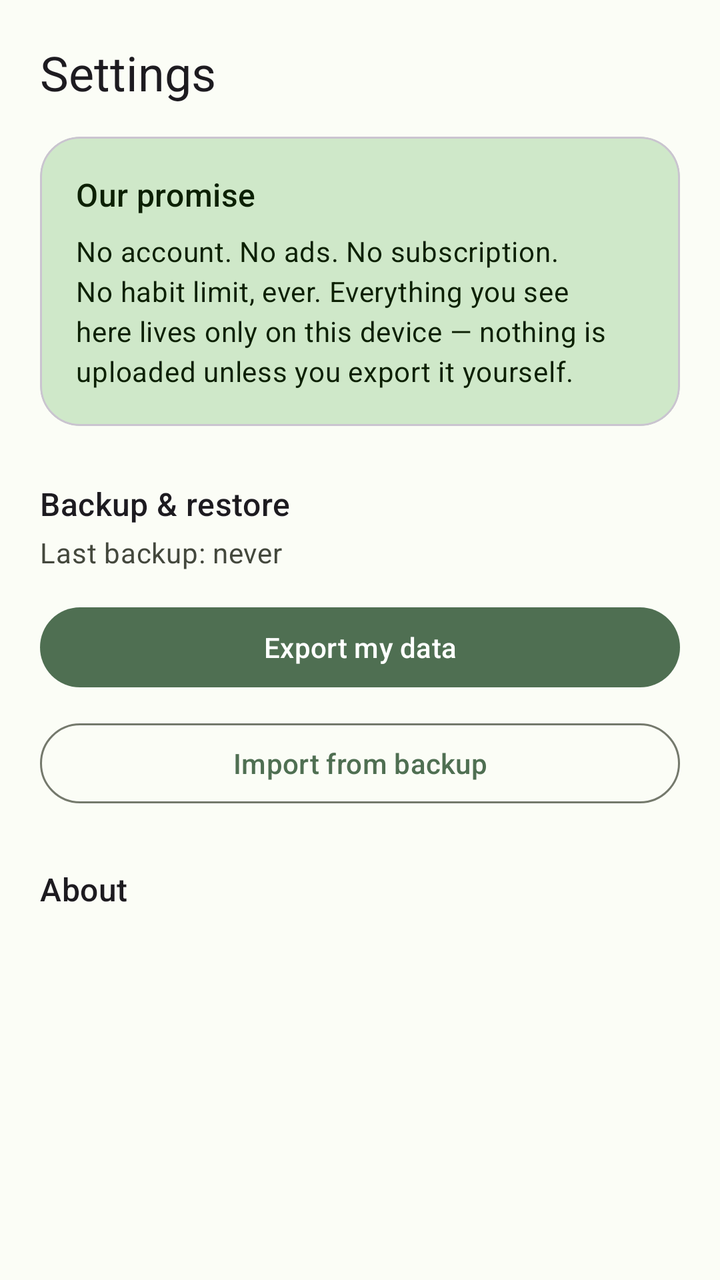
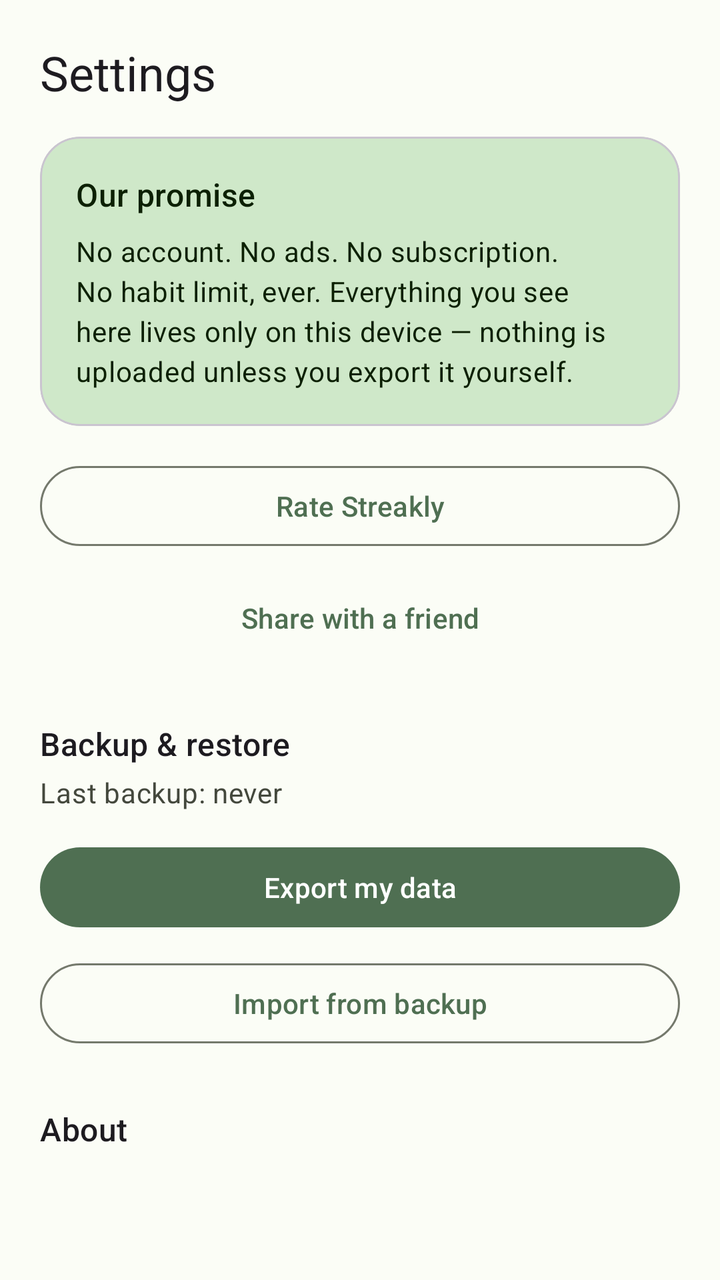

Compare the two renders of this Android layout. The source of the first and the diff that turns it into the second are given below.
<!-- AndroidManifest.xml: application theme Theme.Streakly -->
<!-- res/layout/fragment_settings.xml -->
<?xml version="1.0" encoding="utf-8"?>
<androidx.core.widget.NestedScrollView xmlns:android="http://schemas.android.com/apk/res/android"
    xmlns:app="http://schemas.android.com/apk/res-auto"
    android:layout_width="match_parent"
    android:layout_height="match_parent"
    android:background="?attr/colorSurface">

    <LinearLayout
        android:layout_width="match_parent"
        android:layout_height="wrap_content"
        android:orientation="vertical"
        android:padding="20dp">

        <TextView
            style="?attr/textAppearanceHeadlineSmall"
            android:layout_width="wrap_content"
            android:layout_height="wrap_content"
            android:text="@string/nav_settings" />

        <com.google.android.material.card.MaterialCardView
            android:layout_width="match_parent"
            android:layout_height="wrap_content"
            android:layout_marginTop="16dp"
            app:cardCornerRadius="20dp"
            app:cardElevation="0dp"
            app:cardBackgroundColor="?attr/colorPrimaryContainer">

            <LinearLayout
                android:layout_width="match_parent"
                android:layout_height="wrap_content"
                android:orientation="vertical"
                android:padding="18dp">

                <TextView
                    style="?attr/textAppearanceTitleMedium"
                    android:textColor="?attr/colorOnPrimaryContainer"
                    android:layout_width="wrap_content"
                    android:layout_height="wrap_content"
                    android:text="@string/settings_promise_title" />

                <TextView
                    style="?attr/textAppearanceBodyMedium"
                    android:textColor="?attr/colorOnPrimaryContainer"
                    android:layout_width="wrap_content"
                    android:layout_height="wrap_content"
                    android:layout_marginTop="8dp"
                    android:text="@string/settings_promise_body" />
            </LinearLayout>
        </com.google.android.material.card.MaterialCardView>

        <TextView
            style="?attr/textAppearanceTitleMedium"
            android:layout_width="wrap_content"
            android:layout_height="wrap_content"
            android:layout_marginTop="28dp"
            android:text="@string/settings_backup_title" />

        <TextView
            android:id="@+id/last_backup_text"
            style="?attr/textAppearanceBodyMedium"
            android:textColor="?attr/colorOnSurfaceVariant"
            android:layout_width="wrap_content"
            android:layout_height="wrap_content"
            android:layout_marginTop="4dp"
            android:text="@string/settings_last_backup_never" />

        <com.google.android.material.button.MaterialButton
            android:id="@+id/btn_export"
            android:layout_width="match_parent"
            android:layout_height="wrap_content"
            android:layout_marginTop="14dp"
            android:text="@string/settings_export" />

        <com.google.android.material.button.MaterialButton
            android:id="@+id/btn_import"
            style="@style/Widget.Material3.Button.OutlinedButton"
            android:layout_width="match_parent"
            android:layout_height="wrap_content"
            android:layout_marginTop="10dp"
            android:text="@string/settings_import" />

        <TextView
            style="?attr/textAppearanceTitleMedium"
            android:layout_width="wrap_content"
            android:layout_height="wrap_content"
            android:layout_marginTop="28dp"
            android:text="@string/settings_about_title" />

        <TextView
            android:id="@+id/about_version_text"
            style="?attr/textAppearanceBodyMedium"
            android:textColor="?attr/colorOnSurfaceVariant"
            android:layout_width="wrap_content"
            android:layout_height="wrap_content"
            android:layout_marginTop="4dp" />

    </LinearLayout>
</androidx.core.widget.NestedScrollView>
<!-- resources referenced by this layout -->
<resources>
  <string name="nav_settings">Settings</string>
  <string name="settings_about_title">About</string>
  <string name="settings_backup_title">Backup &amp; restore</string>
  <string name="settings_export">Export my data</string>
  <string name="settings_import">Import from backup</string>
  <string name="settings_last_backup_never">Last backup: never</string>
  <string name="settings_promise_body">No account. No ads. No subscription. No habit limit, ever. Everything you see here lives only on this device — nothing is uploaded unless you export it yourself.</string>
  <string name="settings_promise_title">Our promise</string>
  <style name="Theme.Streakly" parent="Theme.Material3.DayNight.NoActionBar">
          <item name="colorPrimary">@color/md_primary</item>
          <item name="colorOnPrimary">@color/md_on_primary</item>
          <item name="colorPrimaryContainer">@color/md_primary_container</item>
          <item name="colorOnPrimaryContainer">@color/md_on_primary_container</item>
  
          <item name="colorSecondary">@color/md_secondary</item>
          <item name="colorSecondaryContainer">@color/md_secondary_container</item>
  
          <item name="android:colorBackground">@color/md_background</item>
          <item name="colorSurface">@color/md_surface</item>
          <item name="colorSurfaceVariant">@color/md_surface_variant</item>
          <item name="colorOnSurface">@color/md_on_surface</item>
          <item name="colorOnSurfaceVariant">@color/md_on_surface_variant</item>
          <item name="colorOutline">@color/md_outline</item>
  
          <item name="android:statusBarColor" tools:targetApi="21">@android:color/transparent</item>
          <item name="android:navigationBarColor" tools:targetApi="21">@android:color/transparent</item>
          <item name="android:windowLightStatusBar" tools:targetApi="23">true</item>
      </style>
  <color name="md_primary">#4F6F52</color>
  <color name="md_on_primary">#FFFFFF</color>
  <color name="md_primary_container">#CFE8C9</color>
  <color name="md_on_primary_container">#0C2003</color>
  <color name="md_secondary">#55624C</color>
  <color name="md_secondary_container">#D9E7CA</color>
  <color name="md_background">#FBFDF6</color>
  <color name="md_surface">#FBFDF6</color>
  <color name="md_surface_variant">#E0E4D6</color>
  <color name="md_on_surface">#1A1C18</color>
  <color name="md_on_surface_variant">#44483D</color>
  <color name="md_outline">#74796C</color>
</resources>

<!-- the commit's change to res/layout/fragment_settings.xml (unified diff, before → after) -->
@@ -48,6 +48,22 @@
             </LinearLayout>
         </com.google.android.material.card.MaterialCardView>
 
+        <com.google.android.material.button.MaterialButton
+            android:id="@+id/btn_rate"
+            style="@style/Widget.Material3.Button.OutlinedButton"
+            android:layout_width="match_parent"
+            android:layout_height="wrap_content"
+            android:layout_marginTop="16dp"
+            android:text="@string/rate_app_action" />
+
+        <com.google.android.material.button.MaterialButton
+            android:id="@+id/btn_share"
+            style="@style/Widget.Material3.Button.TextButton"
+            android:layout_width="match_parent"
+            android:layout_height="wrap_content"
+            android:layout_marginTop="8dp"
+            android:text="@string/share_app_action" />
+
         <TextView
             style="?attr/textAppearanceTitleMedium"
             android:layout_width="wrap_content"
<!-- resource entries referenced after the edit -->
@@ -1,6 +1,7 @@
 <!-- resources referenced by this layout -->
 <resources>
   <string name="nav_settings">Settings</string>
+  <string name="rate_app_action">Rate Streakly</string>
   <string name="settings_about_title">About</string>
   <string name="settings_backup_title">Backup &amp; restore</string>
   <string name="settings_export">Export my data</string>
@@ -8,6 +9,7 @@
   <string name="settings_last_backup_never">Last backup: never</string>
   <string name="settings_promise_body">No account. No ads. No subscription. No habit limit, ever. Everything you see here lives only on this device — nothing is uploaded unless you export it yourself.</string>
   <string name="settings_promise_title">Our promise</string>
+  <string name="share_app_action">Share with a friend</string>
   <style name="Theme.Streakly" parent="Theme.Material3.DayNight.NoActionBar">
           <item name="colorPrimary">@color/md_primary</item>
           <item name="colorOnPrimary">@color/md_on_primary</item>
